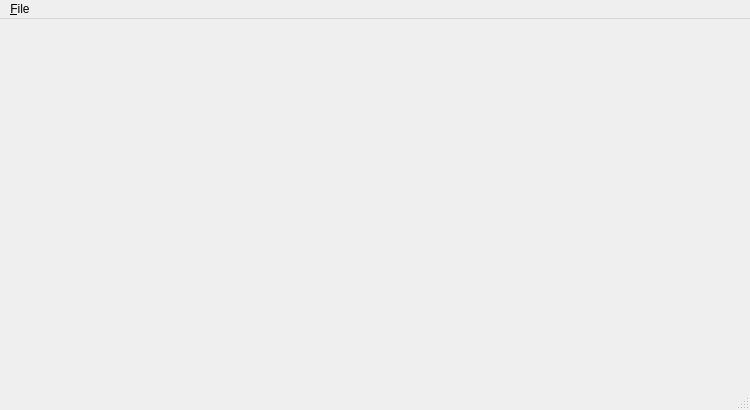
This is trunk/lsculptmainwin.ui in RomkoSI/lsculpt as Qt 5 draws it before an edit. The edited form follows.
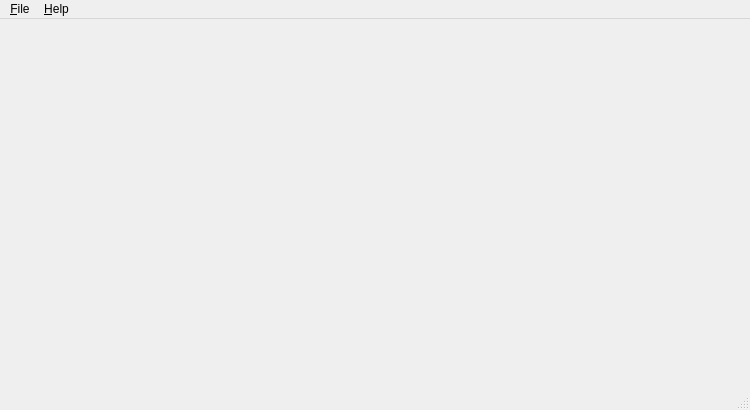
This is the edited form.

Commit message: Add a first cut at a simple readme.html.  Add a Help menu that opens a new text browser & displays the readme.  Unfortunately, the image map in the readme can't be displayed by the simple QTextBrowser, and I don't want to use a full blown WebKit browser just for this.

```diff
--- a/trunk/lsculptmainwin.ui
+++ b/trunk/lsculptmainwin.ui
@@ -20,7 +20,7 @@
      <x>0</x>
      <y>0</y>
      <width>750</width>
-     <height>18</height>
+     <height>21</height>
     </rect>
    </property>
    <widget class="QMenu" name="menuLSculpt">
@@ -32,7 +32,14 @@
     <addaction name="separator"/>
     <addaction name="exitAction"/>
    </widget>
+   <widget class="QMenu" name="menu_Help">
+    <property name="title">
+     <string>&amp;Help</string>
+    </property>
+    <addaction name="helpAction"/>
+   </widget>
    <addaction name="menuLSculpt"/>
+   <addaction name="menu_Help"/>
   </widget>
   <widget class="QStatusBar" name="statusBar"/>
   <action name="undoAction">
```
Left out of the diff: 22 changed lines with no effect on the pictures. The commit also changes 4 other files.
